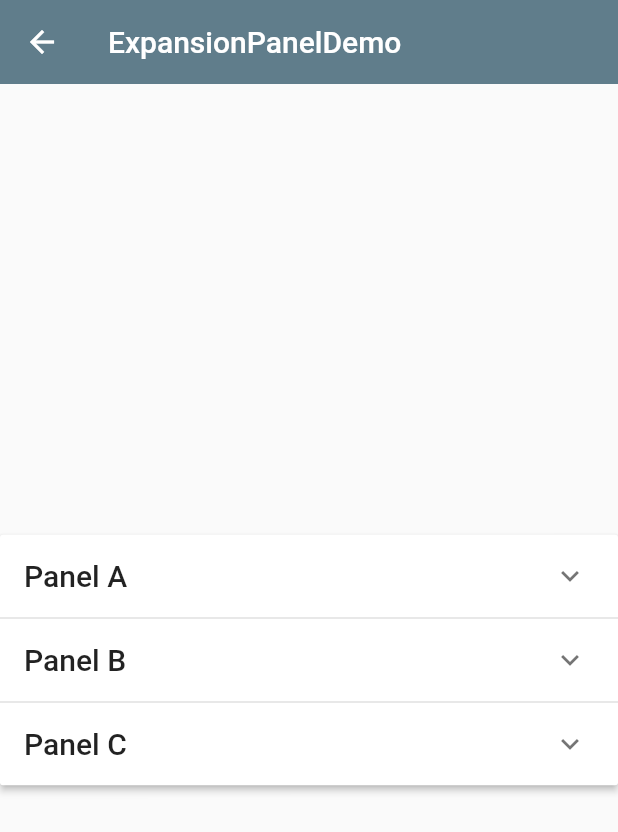
After one commit to Young5416/my_flutter, a Flutter app: the screen it shows after launch, after a tap on "ExpansionPanelDemo", on a phone screen of 412 x 824 dp. The commit adds this screen. Shown: the top 832 px of the screen. Run offline on Flutter 3.47's test engine with Material 2 defaults, Android fonts, the phone set to English and light mode, and no system bars.

Commit message:
feat(对话框): 对话框模块
对话框五种对话框练习(simpleDialog,alertDialog,bottomSheet,snackBar,ExpansionPanel)

```diff
--- /dev/null
+++ b/lib/demo/expansion_panel_demo.dart
@@ -0,0 +1,93 @@
+import 'package:flutter/material.dart';
+import 'dart:async';
+
+class ExpansionPanelItem {
+  final String headerText;
+  final Widget body;
+  bool isExpanded;
+
+  ExpansionPanelItem({
+    this.headerText,
+    this.body,
+    this.isExpanded,
+  });
+}
+
+class ExpansionPanelDemo extends StatefulWidget {
+  @override
+  _ExpansionPanelDemoState createState() => _ExpansionPanelDemoState();
+}
+
+class _ExpansionPanelDemoState extends State<ExpansionPanelDemo> {
+  List<ExpansionPanelItem> _expansionPanelItems;
+
+  @override
+  void initState() {
+    super.initState();
+
+    _expansionPanelItems = <ExpansionPanelItem>[
+      ExpansionPanelItem(
+        headerText: 'Panel A',
+        body: Container(
+          padding: EdgeInsets.all(16.0),
+          width: double.infinity,
+          child: Text('Content for panel A.'),
+        ),
+        isExpanded: false,
+      ),
+      ExpansionPanelItem(
+        headerText: 'Panel B',
+        body: Container(
+          padding: EdgeInsets.all(16.0),
+          width: double.infinity,
+          child: Text('Content for panel B.'),
+        ),
+        isExpanded: false,
+      ),
+      ExpansionPanelItem(
+        headerText: 'Panel C',
+        body: Container(
+          padding: EdgeInsets.all(16.0),
+          width: double.infinity,
+          child: Text('Content for panel C.'),
+        ),
+        isExpanded: false,
+      ),
+    ];
+  }
+
+  @override
+  Widget build(BuildContext context) {
+    return Scaffold(
+      appBar: AppBar(
+        title: Text('ExpansionPanelDemo'),
+        elevation: 0.0,
+      ),
+      body: Column(
+          mainAxisAlignment: MainAxisAlignment.center,
+          children: <Widget>[
+            ExpansionPanelList(
+              expansionCallback: (int panelIndex, bool isExpanded) {
+                setState(() {
+                  _expansionPanelItems[panelIndex].isExpanded = !isExpanded;
+                });
+              },
+              children: _expansionPanelItems.map((ExpansionPanelItem item) {
+                return ExpansionPanel(
+                    headerBuilder: (BuildContext context, bool isExpanded) {
+                      return Container(
+                        padding: EdgeInsets.all(16.0),
+                        child: Text(
+                          item.headerText,
+                          style: Theme.of(context).textTheme.title,
+                        ),
+                      );
+                    },
+                    body: item.body,
+                    isExpanded: item.isExpanded);
+              }).toList(),
+            ),
+          ]),
+    );
+  }
+}
--- a/lib/demo/material_components.dart
+++ b/lib/demo/material_components.dart
@@ -8,6 +8,12 @@ import './radio_demo.dart';
 import './switch_demo.dart';
 import './slide_demo.dart';
 import './datetime_demo.dart';
+import './simple_dialog_demo.dart';
+import './alert_dialog_demo.dart';
+import './bottom_sheet_demo.dart';
+import './expansion_panel_demo.dart';
+import './snack_bar_demo.dart';
+
 
 class MaterialComponents extends StatelessWidget {
   @override
@@ -19,6 +25,11 @@ class MaterialComponents extends StatelessWidget {
       ),
       body: ListView(
         children: <Widget>[
+          ListItem(title: 'BottomSheetDemo', page: BottomSheetDemo()),
+          ListItem(title: 'SnackBarDemo', page: SnackBarDemo()),
+          ListItem(title: 'ExpansionPanelDemo', page: ExpansionPanelDemo()),
+          ListItem(title: 'AlertDialogDemo', page: AlertDialogDemo()),
+          ListItem(title: 'SimpleDialog', page: SimpleDialogDemo()),
           ListItem(title: 'DateTime', page: DateTimeDemo()),
           ListItem(title: 'Switch', page: SwitchDDemo()),
           ListItem(title: 'Slide', page: SlideDemo()),
```
Also changed, not shown: lib/demo/alert_dialog_demo.dart (added, +85 -0 lines), lib/demo/bottom_sheet_demo.dart (added, +97 -0 lines), lib/demo/simple_dialog_demo.dart (added, +87 -0 lines), lib/demo/snack_bar_demo.dart (added, +43 -0 lines), pubspec.lock.
